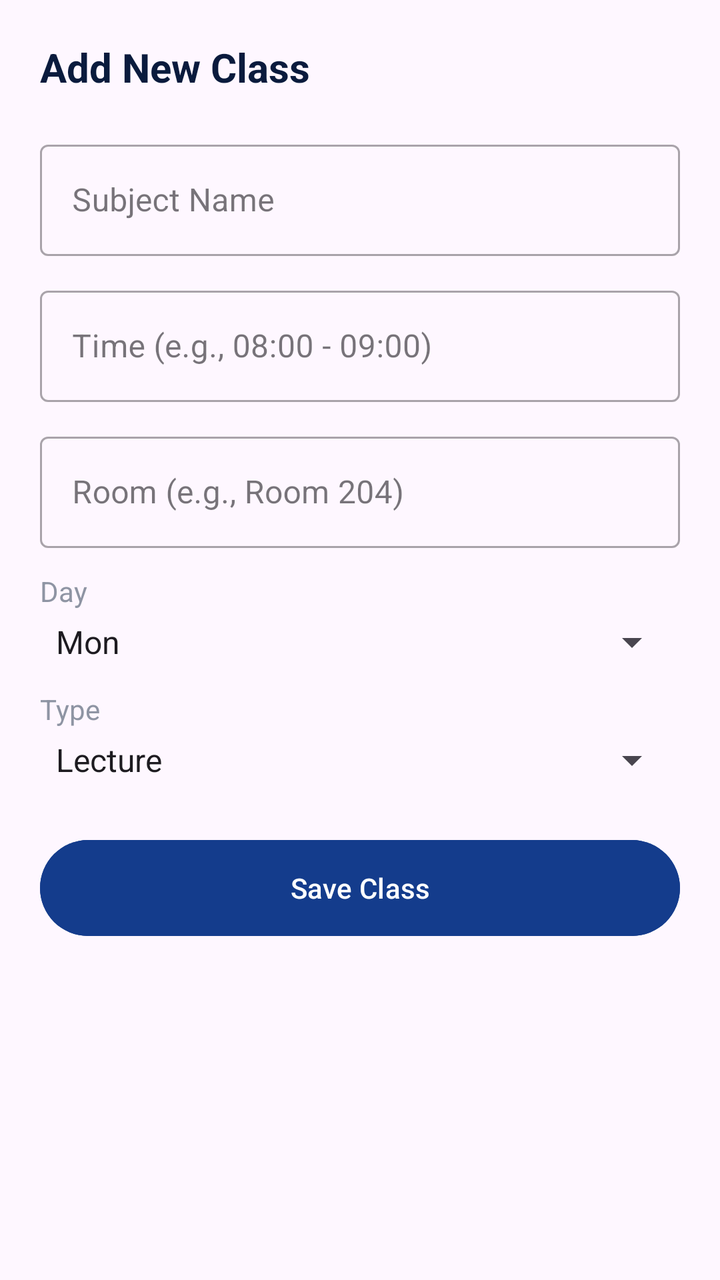
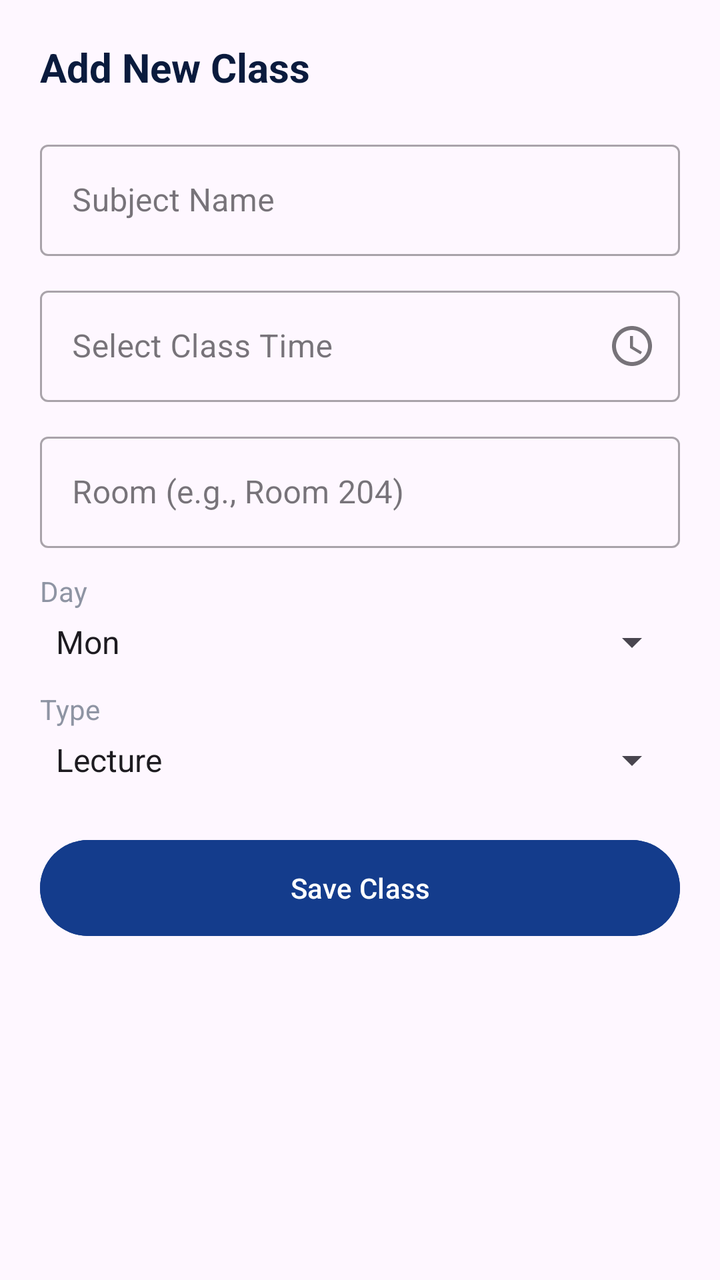

An Android layout rendered at two revisions. The XML below is the earlier revision; the diff shows what the commit changed to produce the second picture.
<!-- AndroidManifest.xml: application theme Theme.MyCampusComp -->
<!-- res/layout/dialog_add_class.xml -->
<?xml version="1.0" encoding="utf-8"?>
<ScrollView xmlns:android="http://schemas.android.com/apk/res/android"
    android:layout_width="match_parent"
    android:layout_height="wrap_content"
    android:padding="20dp">

    <LinearLayout
        android:layout_width="match_parent"
        android:layout_height="wrap_content"
        android:orientation="vertical">

        <TextView
            android:layout_width="wrap_content"
            android:layout_height="wrap_content"
            android:text="Add New Class"
            android:textColor="@color/navy_dark"
            android:textSize="20sp"
            android:textStyle="bold"
            android:layout_marginBottom="20dp" />

        <com.google.android.material.textfield.TextInputLayout
            android:layout_width="match_parent"
            android:layout_height="wrap_content"
            android:hint="Subject Name"
            style="@style/Widget.MaterialComponents.TextInputLayout.OutlinedBox"
            android:layout_marginBottom="12dp">

            <com.google.android.material.textfield.TextInputEditText
                android:id="@+id/etSubject"
                android:layout_width="match_parent"
                android:layout_height="wrap_content"
                android:inputType="textCapWords" />
        </com.google.android.material.textfield.TextInputLayout>

        <com.google.android.material.textfield.TextInputLayout
            android:layout_width="match_parent"
            android:layout_height="wrap_content"
            android:hint="Time (e.g., 08:00 - 09:00)"
            style="@style/Widget.MaterialComponents.TextInputLayout.OutlinedBox"
            android:layout_marginBottom="12dp">

            <com.google.android.material.textfield.TextInputEditText
                android:id="@+id/etTime"
                android:layout_width="match_parent"
                android:layout_height="wrap_content"
                android:inputType="text" />
        </com.google.android.material.textfield.TextInputLayout>

        <com.google.android.material.textfield.TextInputLayout
            android:layout_width="match_parent"
            android:layout_height="wrap_content"
            android:hint="Room (e.g., Room 204)"
            style="@style/Widget.MaterialComponents.TextInputLayout.OutlinedBox"
            android:layout_marginBottom="12dp">

            <com.google.android.material.textfield.TextInputEditText
                android:id="@+id/etRoom"
                android:layout_width="match_parent"
                android:layout_height="wrap_content"
                android:inputType="textCapWords" />
        </com.google.android.material.textfield.TextInputLayout>

        <TextView
            android:layout_width="wrap_content"
            android:layout_height="wrap_content"
            android:text="Day"
            android:textColor="@color/text_secondary"
            android:layout_marginBottom="4dp" />

        <Spinner
            android:id="@+id/spinnerDay"
            android:layout_width="match_parent"
            android:layout_height="wrap_content"
            android:layout_marginBottom="12dp"
            android:entries="@array/days_array" />

        <TextView
            android:layout_width="wrap_content"
            android:layout_height="wrap_content"
            android:text="Type"
            android:textColor="@color/text_secondary"
            android:layout_marginBottom="4dp" />

        <Spinner
            android:id="@+id/spinnerType"
            android:layout_width="match_parent"
            android:layout_height="wrap_content"
            android:layout_marginBottom="24dp"
            android:entries="@array/class_types_array" />

        <Button
            android:id="@+id/btnSave"
            android:layout_width="match_parent"
            android:layout_height="56dp"
            android:text="Save Class"
            android:backgroundTint="@color/brand_primary"
            android:textColor="@color/white" />

    </LinearLayout>
</ScrollView>
<!-- resources referenced by this layout -->
<resources>
  <string-array name="class_types_array">
          <item>Lecture</item>
          <item>Lab</item>
          <item>Seminar</item>
      </string-array>
  <string-array name="days_array">
          <item>Mon</item>
          <item>Tue</item>
          <item>Wed</item>
          <item>Thu</item>
          <item>Fri</item>
      </string-array>
  <color name="brand_primary">#143C8C</color>
  <color name="navy_dark">#0A1B3D</color>
  <color name="text_secondary">#8E94A3</color>
  <color name="white">#FFFFFFFF</color>
  <style name="Theme.MyCampusComp" parent="Base.Theme.MyCampusComp" />
  <style name="Base.Theme.MyCampusComp" parent="Theme.Material3.DayNight.NoActionBar">
          
          
      </style>
</resources>

<!-- the commit's change to res/layout/dialog_add_class.xml (unified diff, before → after) -->
@@ -33,17 +33,23 @@
         </com.google.android.material.textfield.TextInputLayout>
 
         <com.google.android.material.textfield.TextInputLayout
+            xmlns:app="http://schemas.android.com/apk/res-auto"
             android:layout_width="match_parent"
             android:layout_height="wrap_content"
-            android:hint="Time (e.g., 08:00 - 09:00)"
+            android:hint="Select Class Time"
             style="@style/Widget.MaterialComponents.TextInputLayout.OutlinedBox"
+            app:endIconMode="custom"
+            app:endIconDrawable="@drawable/ic_timetable"
             android:layout_marginBottom="12dp">
 
             <com.google.android.material.textfield.TextInputEditText
                 android:id="@+id/etTime"
                 android:layout_width="match_parent"
                 android:layout_height="wrap_content"
-                android:inputType="text" />
+                android:focusable="false"
+                android:clickable="true"
+                android:cursorVisible="false"
+                android:inputType="none" />
         </com.google.android.material.textfield.TextInputLayout>
 
         <com.google.android.material.textfield.TextInputLayout
<!-- resource entries referenced after the edit -->
@@ -16,6 +16,12 @@
   <color name="navy_dark">#0A1B3D</color>
   <color name="text_secondary">#8E94A3</color>
   <color name="white">#FFFFFFFF</color>
+  <!-- drawable ic_timetable (drawable) -->
+  <vector xmlns:android="http://schemas.android.com/apk/res/android" android:height="24dp" android:tint="#000000" android:viewportHeight="24" android:viewportWidth="24" android:width="24dp">
+        
+      <path android:fillColor="@android:color/white" android:pathData="M11.99,2C6.47,2 2,6.48 2,12s4.47,10 9.99,10C17.52,22 22,17.52 22,12S17.52,2 11.99,2zM12,20c-4.42,0 -8,-3.58 -8,-8s3.58,-8 8,-8 8,3.58 8,8 -3.58,8 -8,8zM12.5,7L11,7v6l5.25,3.15 0.75,-1.23 -4.5,-2.67z"/>
+      
+  </vector>
   <style name="Theme.MyCampusComp" parent="Base.Theme.MyCampusComp" />
   <style name="Base.Theme.MyCampusComp" parent="Theme.Material3.DayNight.NoActionBar">
           
